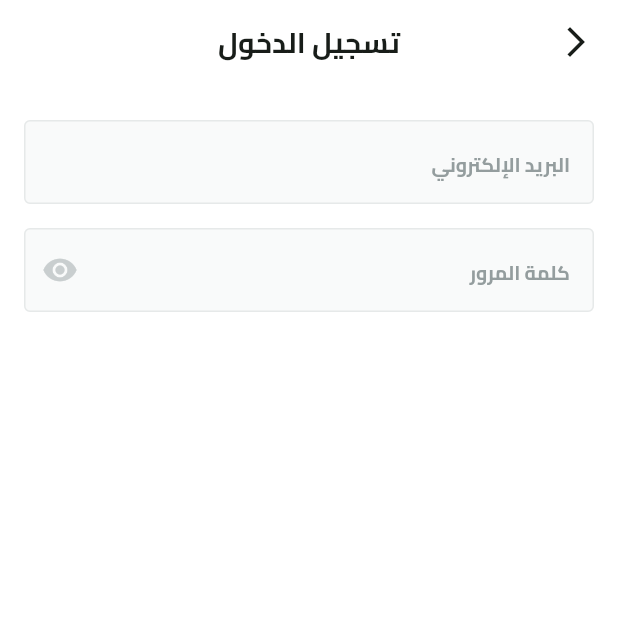
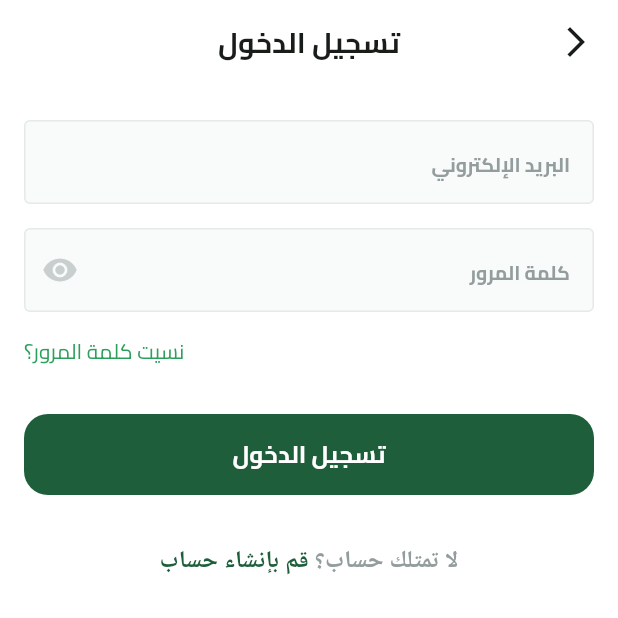
Before and after one commit to MohammedEhap007/fruit_hub, a Flutter app: the screen it shows after launch, after a tap on "تخط", on a phone screen of 412 x 824 dp, the top half of it. Run offline on Flutter 3.47's test engine with Material 3 defaults, Android fonts, the phone set to English and light mode, and no system bars; our stand-ins replace dots_indicator, flutter_svg, shared_preferences.

Commit message:
add forget password, sign in button and don't hava an account widget

```diff
--- a/lib/core/utils/app_colors.dart
+++ b/lib/core/utils/app_colors.dart
@@ -2,5 +2,6 @@ import 'package:flutter/material.dart';
 
 abstract class AppColors {
   static const Color primaryColor = Color(0xFF1F5E3B);
+  static const Color lightPrimaryColor = Color(0xFF2D9F5D);
   static const Color secondaryColor = Color(0xFFF4A91F);
 }
--- /dev/null
+++ b/lib/features/auth/presentation/views/widgets/dont_have_an_account_widget.dart
@@ -0,0 +1,32 @@
+import 'package:flutter/material.dart';
+
+import '../../../../../core/utils/app_colors.dart';
+import '../../../../../core/utils/app_text_styles.dart';
+
+class DontHavaAnAccountWidget extends StatelessWidget {
+  const DontHavaAnAccountWidget({
+    super.key,
+  });
+
+  @override
+  Widget build(BuildContext context) {
+    return Text.rich(
+      TextSpan(
+        children: [
+          TextSpan(
+            text: 'لا تمتلك حساب؟ ',
+            style: TextStyles.semiBold16.copyWith(
+              color: const Color(0xFF949D9E),
+            ),
+          ),
+          TextSpan(
+            text: 'قم بإنشاء حساب',
+            style:
+                TextStyles.semiBold16.copyWith(color: AppColors.primaryColor),
+          ),
+        ],
+      ),
+      textAlign: TextAlign.center,
+    );
+  }
+}
--- a/lib/features/auth/presentation/views/widgets/login_view_body.dart
+++ b/lib/features/auth/presentation/views/widgets/login_view_body.dart
@@ -1,5 +1,9 @@
 import 'package:flutter/material.dart';
+import 'package:fruit_hub_app/core/utils/app_colors.dart';
+import 'package:fruit_hub_app/core/widgets/custom_button.dart';
 import 'package:fruit_hub_app/core/widgets/custom_text_form_field.dart';
+
+import 'dont_have_an_account_widget.dart';
 
 class LoginViewBody extends StatelessWidget {
   const LoginViewBody({super.key});
@@ -31,6 +35,28 @@ class LoginViewBody extends StatelessWidget {
                 color: Color(0XFFC9CECF),
               ),
             ),
+            SizedBox(
+              height: 16,
+            ),
+            Row(
+              mainAxisAlignment: MainAxisAlignment.end,
+              children: [
+                Text(
+                  'نسيت كلمة المرور؟',
+                  style: TextStyle(
+                    color: AppColors.lightPrimaryColor,
+                  ),
+                ),
+              ],
+            ),
+            SizedBox(
+              height: 32,
+            ),
+            CustomButton(onPressed: () {}, text: 'تسجيل الدخول'),
+            SizedBox(
+              height: 32,
+            ),
+            DontHavaAnAccountWidget(),
           ],
         ),
       ),
```
